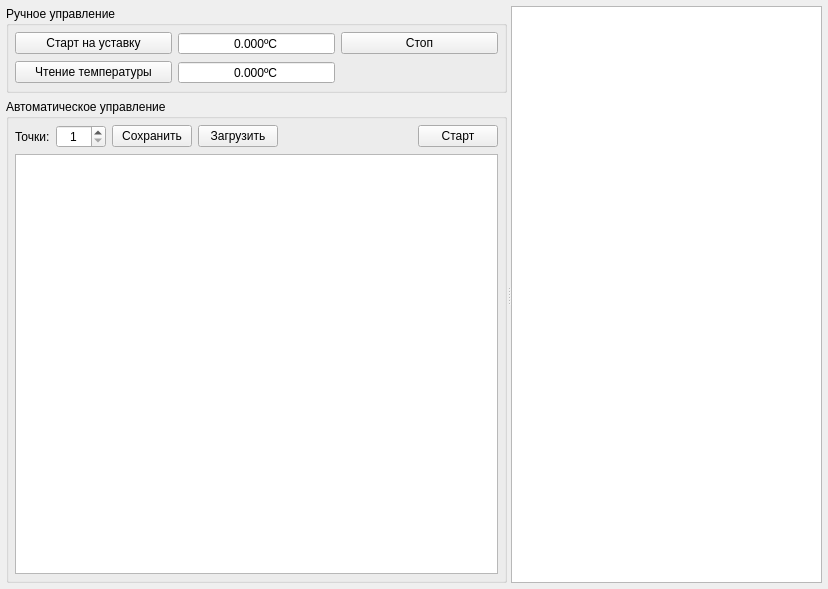
Before: the Qt Designer form thermctrl.ui in XRay3D/ThermCtrl, drawn with Qt 5.
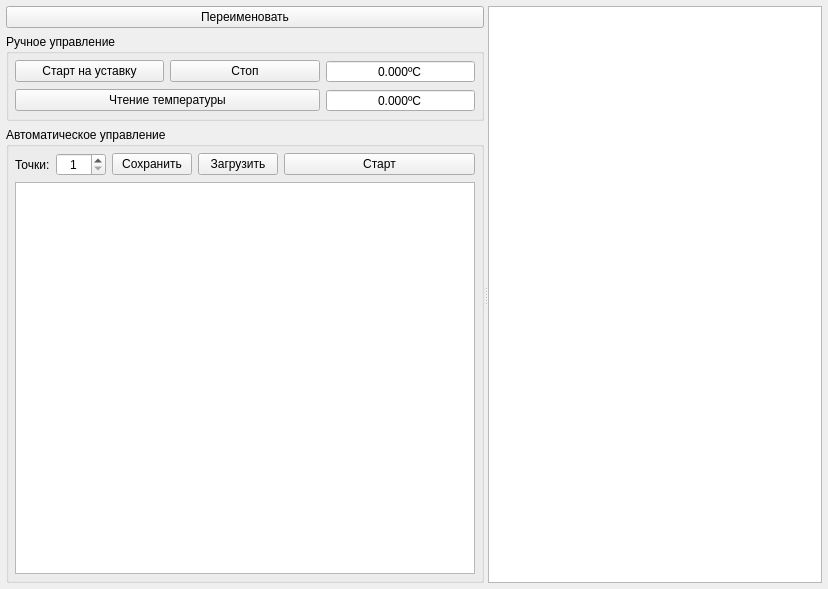
After: the same form once the commit is applied. Icons and pictures are not drawn. Custom widgets are drawn as their Qt base class.

The edit to the form file:
```diff
--- a/thermctrl.ui
+++ b/thermctrl.ui
@@ -33,6 +33,13 @@
      </property>
      <widget class="QWidget" name="layoutWidget">
       <layout class="QVBoxLayout" name="verticalLayout">
+       <item>
+        <widget class="QPushButton" name="pbRename">
+         <property name="text">
+          <string>Переименовать</string>
+         </property>
+        </widget>
+       </item>
        <item>
         <widget class="QGroupBox" name="grbxMan">
          <property name="enabled">
@@ -41,7 +48,7 @@
          <property name="title">
           <string>Ручное управление</string>
          </property>
-         <layout class="QGridLayout" name="gridLayout">
+         <layout class="QGridLayout" name="gridLayout" columnstretch="0,0,0">
           <property name="leftMargin">
            <number>6</number>
           </property>
@@ -54,7 +61,7 @@
           <property name="bottomMargin">
            <number>6</number>
           </property>
-          <item row="0" column="1">
+          <item row="0" column="2">
            <widget class="DoubleSpinBox" name="dsbxSetPoint">
             <property name="alignment">
              <set>Qt::AlignCenter</set>
@@ -90,18 +97,7 @@
             </property>
            </widget>
           </item>
-          <item row="1" column="0">
-           <widget class="QPushButton" name="pbManReadTemp">
-            <property name="text">
-             <string>Чтение температуры</string>
-            </property>
-            <property name="icon">
-             <iconset resource="rc.qrc">
-              <normaloff>:/res/media-record.svg</normaloff>:/res/media-record.svg</iconset>
-            </property>
-           </widget>
-          </item>
-          <item row="1" column="1">
+          <item row="1" column="2">
            <widget class="QDoubleSpinBox" name="dsbxReadTemp">
             <property name="alignment">
              <set>Qt::AlignCenter</set>
@@ -126,14 +122,25 @@
             </property>
            </widget>
           </item>
-          <item row="0" column="2">
+          <item row="0" column="1">
            <widget class="QPushButton" name="pbManStop">
             <property name="text">
              <string>Стоп</string>
             </property>
             <property name="icon">
              <iconset resource="rc.qrc">
-              <normaloff>:/res/media-playback-stop.svg</normaloff>:/res/media-playback-stop.svg</iconset>
+              <normaloff>:/res/window-close.svg</normaloff>:/res/window-close.svg</iconset>
+            </property>
+           </widget>
+          </item>
+          <item row="1" column="0" colspan="2">
+           <widget class="QPushButton" name="pbManReadTemp">
+            <property name="text">
+             <string>Чтение температуры</string>
+            </property>
+            <property name="icon">
+             <iconset resource="rc.qrc">
+              <normaloff>:/res/media-record.svg</normaloff>:/res/media-record.svg</iconset>
             </property>
            </widget>
           </item>
@@ -148,7 +155,7 @@
          <property name="title">
           <string>Автоматическое управление</string>
          </property>
-         <layout class="QGridLayout" name="gridLayout_2" rowstretch="0,0">
+         <layout class="QGridLayout" name="gridLayout_2" rowstretch="0,0" columnstretch="0,0,0,0,1">
           <property name="leftMargin">
            <number>6</number>
           </property>
@@ -161,18 +168,19 @@
           <property name="bottomMargin">
            <number>6</number>
           </property>
-          <item row="0" column="4">
-           <spacer name="horizontalSpacer">
-            <property name="orientation">
-             <enum>Qt::Horizontal</enum>
+          <item row="0" column="2">
+           <widget class="QPushButton" name="pbSave">
+            <property name="text">
+             <string>Сохранить</string>
             </property>
-            <property name="sizeHint" stdset="0">
-             <size>
-              <width>40</width>
-              <height>20</height>
-             </size>
+           </widget>
+          </item>
+          <item row="0" column="0">
+           <widget class="QLabel" name="label_2">
+            <property name="text">
+             <string>Точки:</string>
             </property>
-           </spacer>
+           </widget>
           </item>
           <item row="0" column="1">
            <widget class="QSpinBox" name="sbxPoints">
@@ -193,7 +201,10 @@
             </property>
            </widget>
           </item>
-          <item row="0" column="5">
+          <item row="1" column="0" colspan="5">
+           <widget class="QTableView" name="twPoints"/>
+          </item>
+          <item row="0" column="4">
            <widget class="QPushButton" name="pbAutoStartStop">
             <property name="text">
              <string>Старт</string>
@@ -207,23 +218,6 @@
             </property>
            </widget>
           </item>
-          <item row="0" column="0">
-           <widget class="QLabel" name="label_2">
-            <property name="text">
-             <string>Точки:</string>
-            </property>
-           </widget>
-          </item>
-          <item row="0" column="2">
-           <widget class="QPushButton" name="pbSave">
-            <property name="text">
-             <string>Сохранить</string>
-            </property>
-           </widget>
-          </item>
-          <item row="1" column="0" colspan="6">
-           <widget class="QTableView" name="twPoints"/>
-          </item>
           <item row="0" column="3">
            <widget class="QPushButton" name="pbLoad">
             <property name="text">
```
